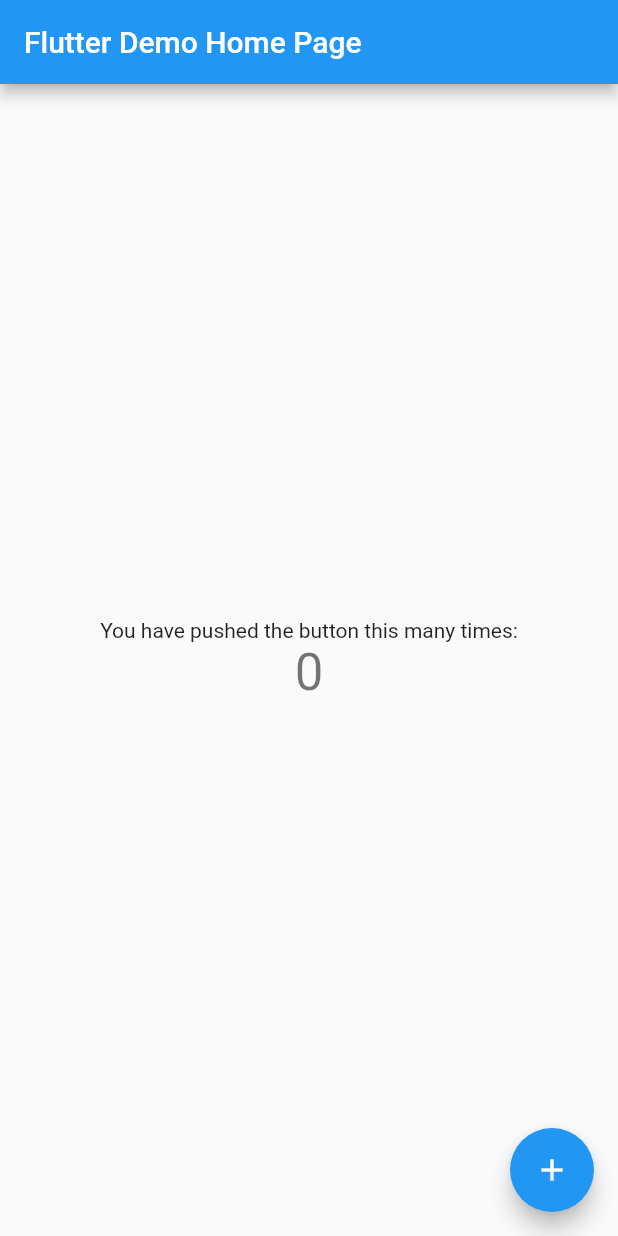
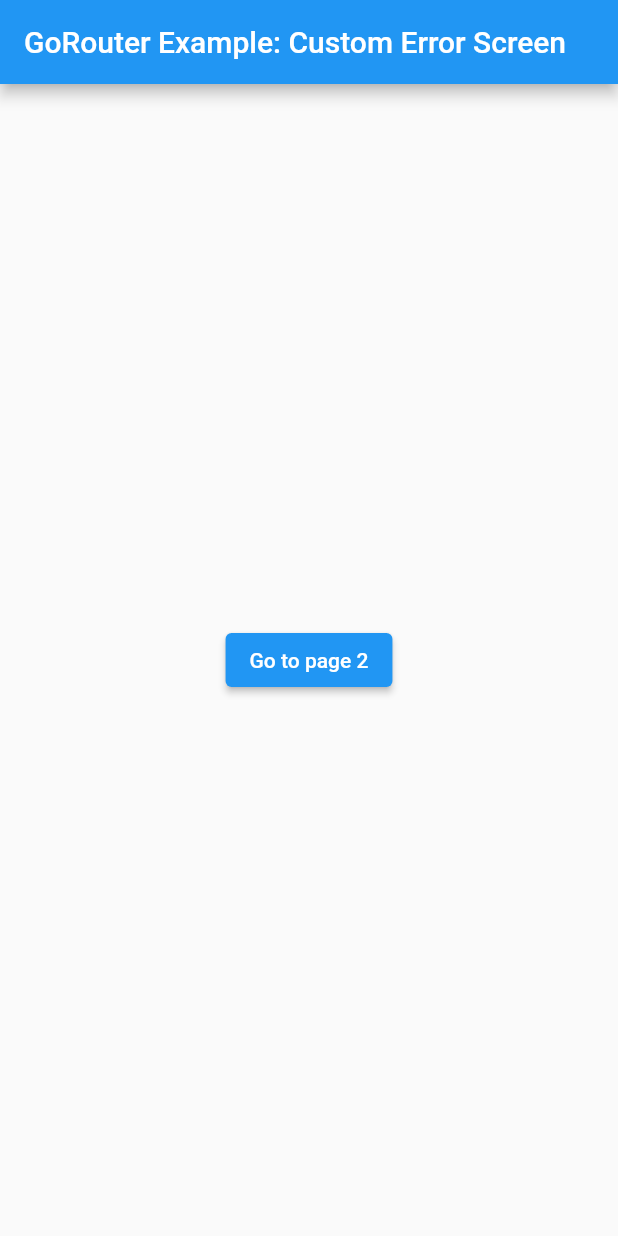
Before and after one commit to AleFachini/go_router_navigation, a Flutter app: the screen it shows after launch, on a phone screen of 412 x 824 dp. Run offline on Flutter 3.47's test engine with Material 2 defaults, Android fonts, the phone set to English and light mode, and no system bars; our stand-ins replace go_router.

Commit message:
navegacion, initial route y error route

```diff
--- a/lib/main.dart
+++ b/lib/main.dart
@@ -1,115 +1,118 @@
 import 'package:flutter/material.dart';
+import 'package:go_router/go_router.dart';
 
-void main() {
-  runApp(const MyApp());
+void main() => runApp(App());
+
+class App extends StatelessWidget {
+  App({Key? key}) : super(key: key);
+
+  static const title = 'GoRouter Example: Custom Error Screen';
+
+  @override
+  Widget build(BuildContext context) => MaterialApp.router(
+        routeInformationParser: _router.routeInformationParser,
+        routerDelegate: _router.routerDelegate,
+        title: title,
+      );
+
+  final _router = GoRouter(
+    initialLocation: '/page3',
+    routes: [
+      GoRoute(
+        path: '/',
+        builder: (context, state) => const Page1Screen(),
+      ),
+      GoRoute(
+        path: '/page2',
+        builder: (context, state) => const Page2Screen(),
+      ),
+      GoRoute(
+        path: '/page3',
+        builder: (context, state) => const Page3Screen(),
+      ),
+    ],
+    errorBuilder: (context, state) => ErrorScreen(state.error!),
+  );
 }
 
-class MyApp extends StatelessWidget {
-  const MyApp({Key? key}) : super(key: key);
+class Page1Screen extends StatelessWidget {
+  const Page1Screen({Key? key}) : super(key: key);
 
-  // This widget is the root of your application.
   @override
-  Widget build(BuildContext context) {
-    return MaterialApp(
-      title: 'Flutter Demo',
-      theme: ThemeData(
-        // This is the theme of your application.
-        //
-        // Try running your application with "flutter run". You'll see the
-        // application has a blue toolbar. Then, without quitting the app, try
-        // changing the primarySwatch below to Colors.green and then invoke
-        // "hot reload" (press "r" in the console where you ran "flutter run",
-        // or simply save your changes to "hot reload" in a Flutter IDE).
-        // Notice that the counter didn't reset back to zero; the application
-        // is not restarted.
-        primarySwatch: Colors.blue,
-      ),
-      home: const MyHomePage(title: 'Flutter Demo Home Page'),
-    );
-  }
+  Widget build(BuildContext context) => Scaffold(
+        appBar: AppBar(title: const Text(App.title)),
+        body: Center(
+          child: Column(
+            mainAxisAlignment: MainAxisAlignment.center,
+            children: [
+              ElevatedButton(
+                onPressed: () => context.go('/page2'),
+                child: const Text('Go to page 2'),
+              ),
+            ],
+          ),
+        ),
+      );
 }
 
-class MyHomePage extends StatefulWidget {
-  const MyHomePage({Key? key, required this.title}) : super(key: key);
-
-  // This widget is the home page of your application. It is stateful, meaning
-  // that it has a State object (defined below) that contains fields that affect
-  // how it looks.
-
-  // This class is the configuration for the state. It holds the values (in this
-  // case the title) provided by the parent (in this case the App widget) and
-  // used by the build method of the State. Fields in a Widget subclass are
-  // always marked "final".
-
-  final String title;
+class Page2Screen extends StatelessWidget {
+  const Page2Screen({Key? key}) : super(key: key);
 
   @override
-  State<MyHomePage> createState() => _MyHomePageState();
+  Widget build(BuildContext context) => Scaffold(
+        appBar: AppBar(title: const Text(App.title)),
+        body: Center(
+          child: Column(
+            mainAxisAlignment: MainAxisAlignment.center,
+            children: [
+              ElevatedButton(
+                onPressed: () => context.go('/'),
+                child: const Text('Go to home page'),
+              ),
+            ],
+          ),
+        ),
+      );
 }
 
-class _MyHomePageState extends State<MyHomePage> {
-  int _counter = 0;
-
-  void _incrementCounter() {
-    setState(() {
-      // This call to setState tells the Flutter framework that something has
-      // changed in this State, which causes it to rerun the build method below
-      // so that the display can reflect the updated values. If we changed
-      // _counter without calling setState(), then the build method would not be
-      // called again, and so nothing would appear to happen.
-      _counter++;
-    });
-  }
+class ErrorScreen extends StatelessWidget {
+  const ErrorScreen(this.error, {Key? key}) : super(key: key);
+  final Exception error;
 
   @override
-  Widget build(BuildContext context) {
-    // This method is rerun every time setState is called, for instance as done
-    // by the _incrementCounter method above.
-    //
-    // The Flutter framework has been optimized to make rerunning build methods
-    // fast, so that you can just rebuild anything that needs updating rather
-    // than having to individually change instances of widgets.
-    return Scaffold(
-      appBar: AppBar(
-        // Here we take the value from the MyHomePage object that was created by
-        // the App.build method, and use it to set our appbar title.
-        title: Text(widget.title),
-      ),
-      body: Center(
-        // Center is a layout widget. It takes a single child and positions it
-        // in the middle of the parent.
-        child: Column(
-          // Column is also a layout widget. It takes a list of children and
-          // arranges them vertically. By default, it sizes itself to fit its
-          // children horizontally, and tries to be as tall as its parent.
-          //
-          // Invoke "debug painting" (press "p" in the console, choose the
-          // "Toggle Debug Paint" action from the Flutter Inspector in Android
-          // Studio, or the "Toggle Debug Paint" command in Visual Studio Code)
-          // to see the wireframe for each widget.
-          //
-          // Column has various properties to control how it sizes itself and
-          // how it positions its children. Here we use mainAxisAlignment to
-          // center the children vertically; the main axis here is the vertical
-          // axis because Columns are vertical (the cross axis would be
-          // horizontal).
-          mainAxisAlignment: MainAxisAlignment.center,
-          children: <Widget>[
-            const Text(
-              'You have pushed the button this many times:',
-            ),
-            Text(
-              '$_counter',
-              style: Theme.of(context).textTheme.headline4,
-            ),
-          ],
+  Widget build(BuildContext context) => Scaffold(
+        appBar: AppBar(title: const Text('My "Page Not Found" Screen')),
+        body: Center(
+          child: Column(
+            mainAxisAlignment: MainAxisAlignment.center,
+            children: [
+              SelectableText(error.toString()),
+              TextButton(
+                onPressed: () => context.go('/'),
+                child: const Text('Home'),
+              ),
+            ],
+          ),
         ),
-      ),
-      floatingActionButton: FloatingActionButton(
-        onPressed: _incrementCounter,
-        tooltip: 'Increment',
-        child: const Icon(Icons.add),
-      ), // This trailing comma makes auto-formatting nicer for build methods.
-    );
-  }
+      );
 }
+
+class Page3Screen extends StatelessWidget {
+  const Page3Screen({Key? key}) : super(key: key);
+
+  @override
+  Widget build(BuildContext context) => Scaffold(
+        appBar: AppBar(title: const Text(App.title)),
+        body: Center(
+          child: Column(
+            mainAxisAlignment: MainAxisAlignment.center,
+            children: [
+              ElevatedButton(
+                onPressed: () => context.go('/page2'),
+                child: const Text('Go to page 2'),
+              ),
+            ],
+          ),
+        ),
+      );
+}
--- a/pubspec.yaml
+++ b/pubspec.yaml
@@ -29,6 +29,7 @@ environment:
 dependencies:
   flutter:
     sdk: flutter
+  go_router: ^3.0.1
 
 
   # The following adds the Cupertino Icons font to your application.
```
Also changed, not shown: pubspec.lock.
